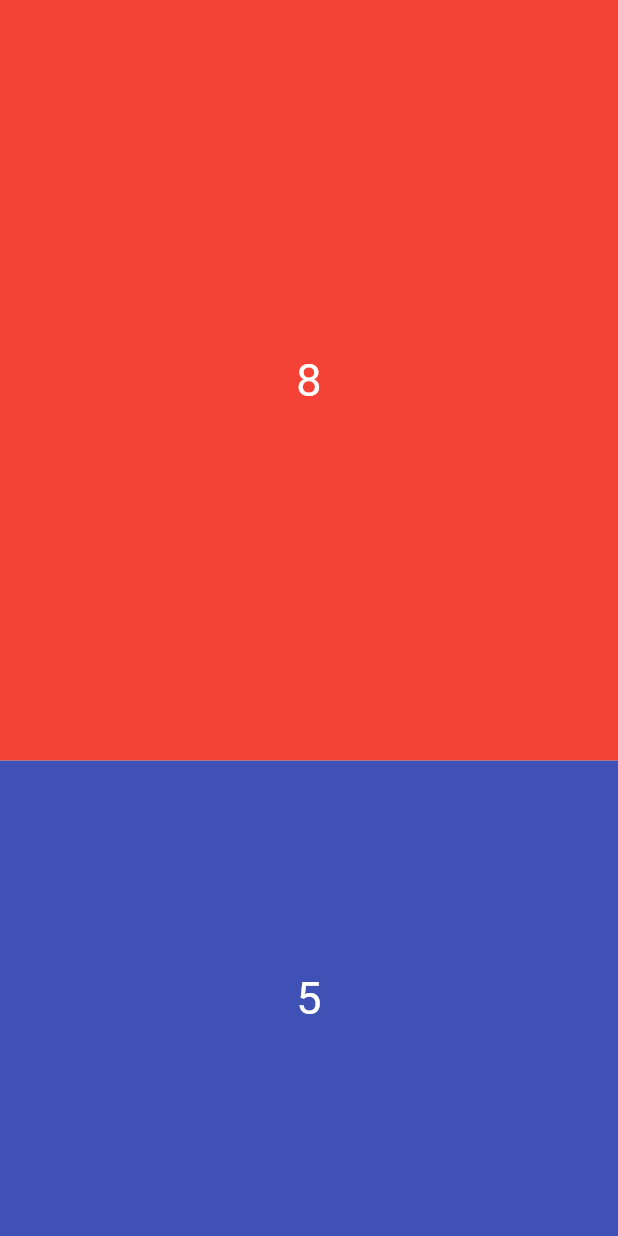
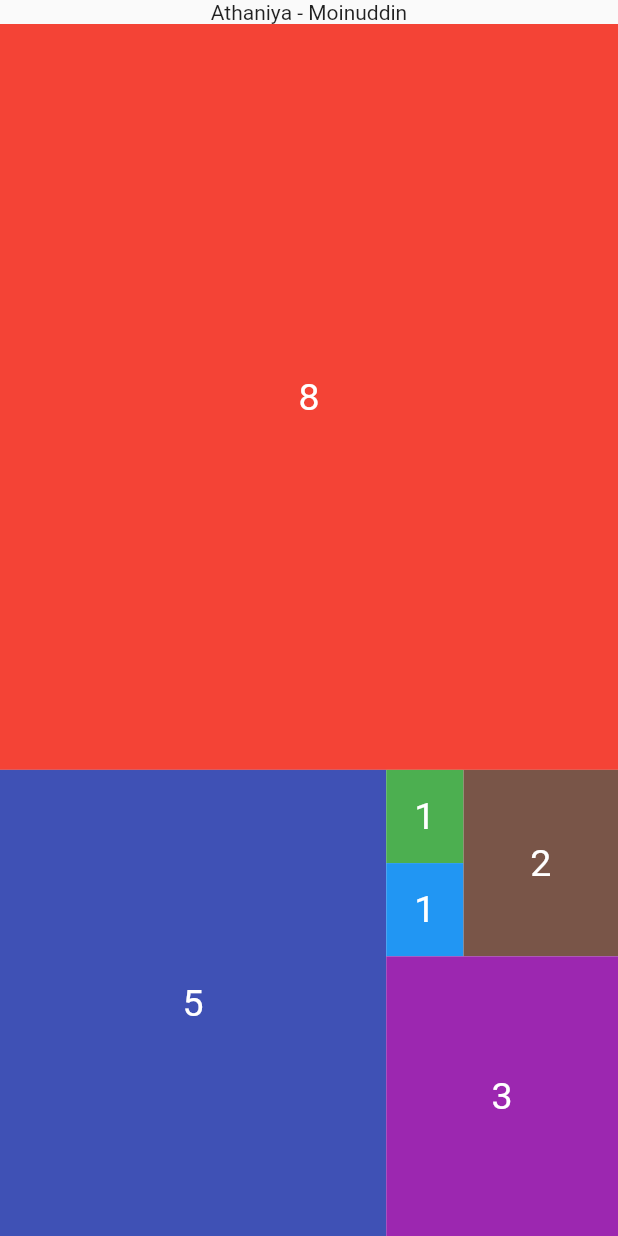
Before and after one commit to MoinuddinAthaniya/Flutter_expanded, a Flutter app: the screen it shows after launch, on a phone screen of 412 x 824 dp. Run offline on Flutter 3.47's test engine with Material 2 defaults, Android fonts, the phone set to English and light mode, and no system bars; missing offline and left inert: dart:ffi.

```diff
--- a/lib/main.dart
+++ b/lib/main.dart
@@ -1,49 +1,121 @@
+import 'dart:ffi';
+
 import 'package:flutter/material.dart';
 
-void main()
-{
+void main(){
   runApp(MyApp());
 }
 
 class MyApp extends StatelessWidget {
+ // const MyApp({Key? key}) : super(key: key);
+
   @override
   Widget build(BuildContext context) {
     return MaterialApp(
       home: Scaffold(
-        body:SafeArea(
+        body: SafeArea(
+            child: Column(
+              children: [
+                _customerContainer(
+                    text1: 'Moinuddin',
+                    text: 'Athaniya'),
+                _customerContainer1(
+                    number: 8,
+                    color: Colors.red
+                ),
+                Expanded(
+                    flex: 5,
+                    child:Row(
+                      children: [
+                        _customerContainer1(
+                            number: 5,
+                            color: Colors.indigo
+                        ),
+                        Expanded(
+                            flex: 3,
                             child: Column(
                               children: [
                                 Expanded(
+                                    flex: 2,
+                                    child: Row(
+                                      children: [
+                                        Expanded(
+                                            child: Column(
+                                              children: [
+                                                _customerContainer1(
+                                                    number: 1,
+                                                    color: Colors.green
+                                                ),
+                                                _customerContainer1(
+                                                  number: 1,
+                                                  color: Colors.blue,
+                                                ),
+                                              ],
+                                            )),
+                                        _customerContainer1(
+                                            number: 2,
+                                            color: Colors.brown
+                                        ),
+                                      ],
+                                    )),
+                                _customerContainer1(
+                                    number: 3,
+                                    color: Colors.purple
+                                ),
+
+                              ],
+                            ))
+                      ],
+                    ))
+                /* Expanded(
                        flex: 8,
                        child: Container(
                        constraints: BoxConstraints.expand(),
-                  //padding: EdgeInsets.all(20),
                        color: Colors.red,
-
-              child: Center(child: Text('8',
-                style: TextStyle(color: Colors.white,
-                fontSize: 30,
+                       child: Center(child: Text('8',style: TextStyle(
+                         color: Colors.white,
+                         fontSize: 40,
+                       ),)),
+                     ),
+                     ),*/
+                /* Expanded(
+                       flex: 5,
+                       child: Container(
+                       color: Colors.indigo,
+                       child: Center(child: Text('5',style: TextStyle(
+                         color: Colors.white,
+                         fontSize: 40,
                        ),)),
                      )
-            ),
-            Expanded(
-              flex: 5,
-                child: Container(
-            constraints: BoxConstraints.expand(),
-             // padding: EdgeInsets.all(20),
-             // width: 70,
-              color: Colors.indigo,
-              child: Center(child: Text('5',
-              style: TextStyle(color: Colors.white,
-                fontSize: 30,
-              ),)),
+                    )*/
+              ],
             )
         ),
-
-          ],
-        ),
-        )
       ),
     );
   }
 }
+
+Widget _customerContainer({
+  required String text,
+  required String text1}){
+  //return Text('hello world');
+  return Text('${text} - ${text1}');
+}
+
+Widget _customerContainer1({
+  required int number,
+  required Color color,
+}){
+  return Expanded(
+    flex: number,
+    child: Container(
+      constraints: BoxConstraints.expand(),
+      color: color,
+      child: Center(child: Text(number.toString() ,style: TextStyle(
+        color: Colors.white,
+        fontSize: 25,
+      ),)),
+    ),
+  );
+}
```
Lines whose indentation alone changed are shown as unchanged.
